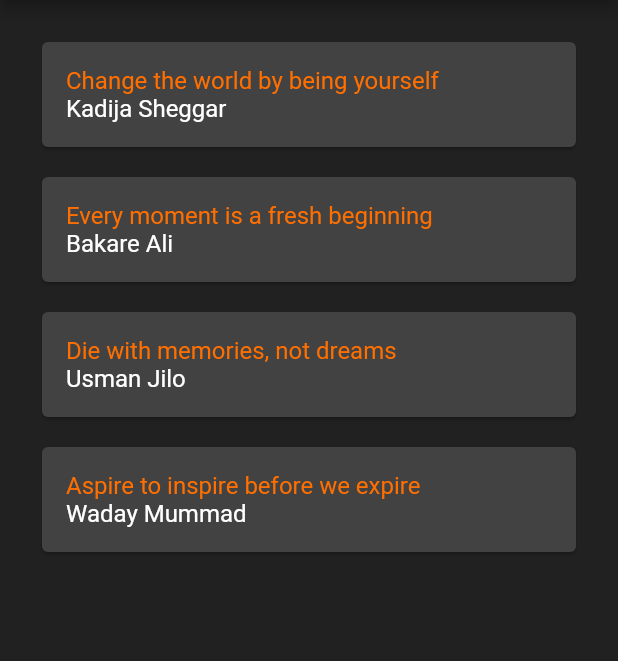
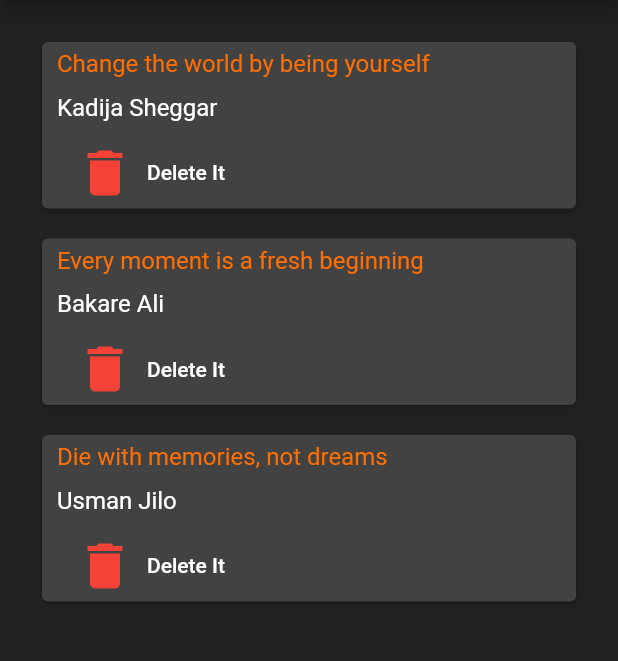
Before and after one commit to samishegga/Flutter_Proj, a Flutter app: the screen it shows after launch, on a phone screen of 412 x 824 dp, the part 84-745 px from its top. Run offline on Flutter 3.47's test engine with Material 2 defaults, Android fonts, the phone set to English and light mode, and no system bars.

Commit message:
Adding function as parameter

```diff
--- a/The Net Ninja/lib/main.dart
+++ b/The Net Ninja/lib/main.dart
@@ -19,7 +19,6 @@ class _MyAppState extends State<MyApp> {
     Quotes('Change the world by being yourself', 'Kadija Sheggar'),
     Quotes('Every moment is a fresh beginning', 'Bakare Ali'),
     Quotes('Die with memories, not dreams', 'Usman Jilo'),
-    Quotes('Aspire to inspire before we expire', 'Waday Mummad')
   ];
 
   @override
@@ -38,7 +37,15 @@ class _MyAppState extends State<MyApp> {
         padding: const EdgeInsets.all(18.0),
         child: Column(
           crossAxisAlignment: CrossAxisAlignment.stretch,
-          children: quoteList.map((e) => QuoteCard(e)).toList(),
+          children: quoteList
+              .map((e) => QuoteCard(
+                  e: e,
+                  delete: () {
+                    setState(() {
+                      quoteList.remove(e);
+                    });
+                  }))
+              .toList(),
         ),
       ),
     );
--- a/The Net Ninja/lib/quote_card.dart
+++ b/The Net Ninja/lib/quote_card.dart
@@ -3,7 +3,8 @@ import 'quotes.dart';
 
 class QuoteCard extends StatelessWidget {
   final Quotes e;
-  QuoteCard(this.e);
+  final Function delete;
+  QuoteCard({this.e, this.delete});
 
   @override
   Widget build(BuildContext context) {
@@ -11,7 +12,7 @@ class QuoteCard extends StatelessWidget {
       margin: EdgeInsets.all(10.0),
       color: Colors.grey[800],
       child: Padding(
-        padding: const EdgeInsets.all(16.0),
+        padding: const EdgeInsets.fromLTRB(10.0, 5.0, 10.0, 0.0),
         child: Column(
           crossAxisAlignment: CrossAxisAlignment.start,
           children: <Widget>[
@@ -19,9 +20,25 @@ class QuoteCard extends StatelessWidget {
               e.quoteText,
               style: TextStyle(color: Colors.amber[900], fontSize: 16.0),
             ),
+            SizedBox(
+              height: 10.0,
+            ),
             Text(
               e.person,
               style: TextStyle(color: Colors.white, fontSize: 16.0),
+            ),
+            SizedBox(height: 10.0),
+            FlatButton.icon(
+              onPressed: delete,
+              icon: Icon(
+                Icons.delete,
+                size: 40.0,
+                color: Colors.red,
+              ),
+              label: Text(
+                'Delete It',
+                style: TextStyle(color: Colors.white),
+              ),
             ),
           ],
         ),
```
